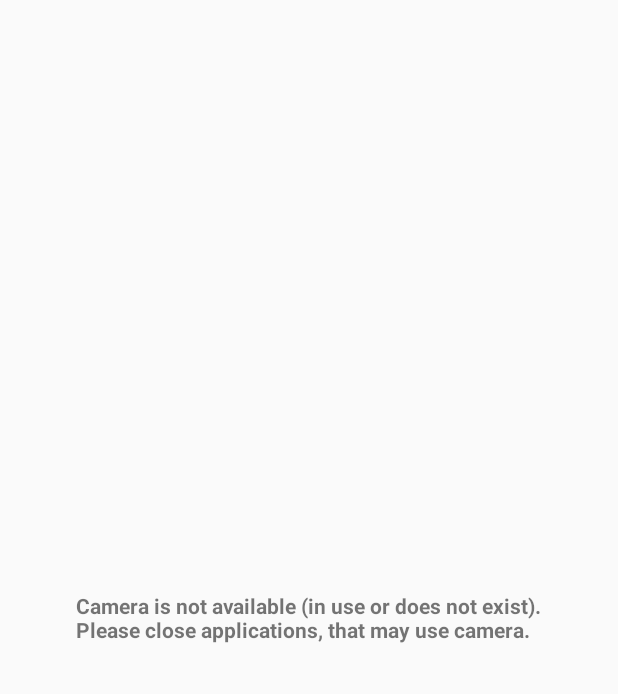
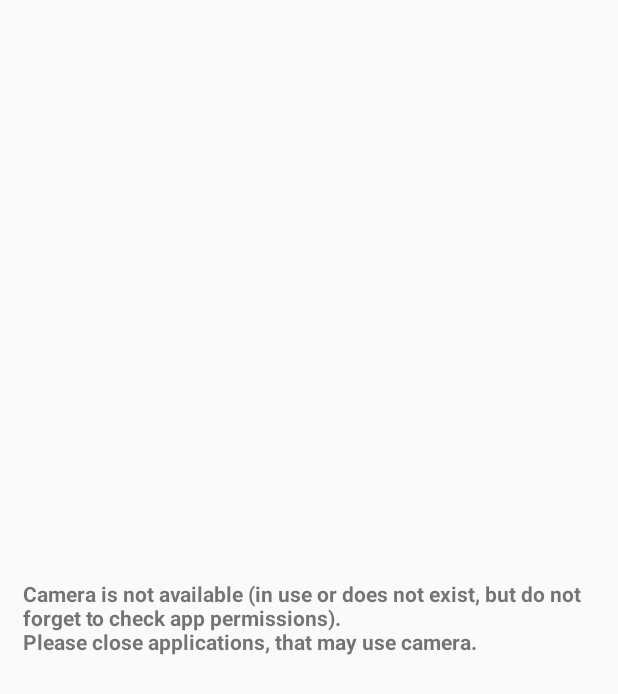
Before and after one commit to DroidNinja/Document-Scanner, an Android app: the layout fragment_no_camera.xml on its own in the app's theme, with its tools: preview values and no code run, on a phone screen of 412 x 824 dp. Shown: the top 694 px of the screen. Run offline under Robolectric (Android 15) with nearby library versions, the light colour scheme and no system bars.

Commit message:
Updated wording
When I installed the app, the camera didn't work. There was no warning and so I had to figure it out on my own.

```diff
--- a/app/src/main/res/values/strings.xml
+++ b/app/src/main/res/values/strings.xml
@@ -30,7 +30,7 @@
     <string name="lbl_left">Left</string>
     <string name="lbl_right">Right</string>
     <string name="lbl_crop">Crop</string>
-    <string name="lbl_camera_unavailable">Camera is not available (in use or does not exist).\nPlease close applications, that may use camera.
+    <string name="lbl_camera_unavailable">Camera is not available (in use or does not exist, but do not forget to check app permissions).\nPlease close applications, that may use camera.
     </string>
     <string name="lbl_zoom_ratio_value">Zoom: %1.2fx</string>
     <string name="lbl_open_photo_preview">Open preview photo after shot</string>
```
